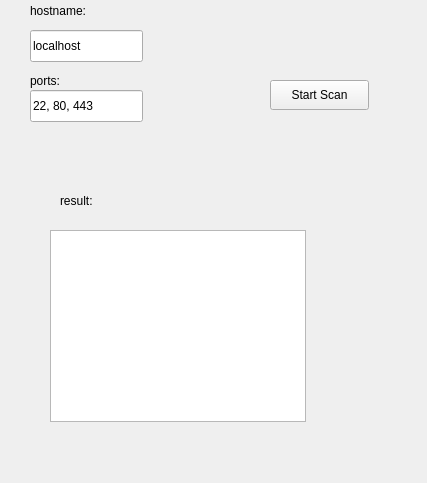
Qt form scanner.ui (kfussiTGU/QScanner) before a commit.
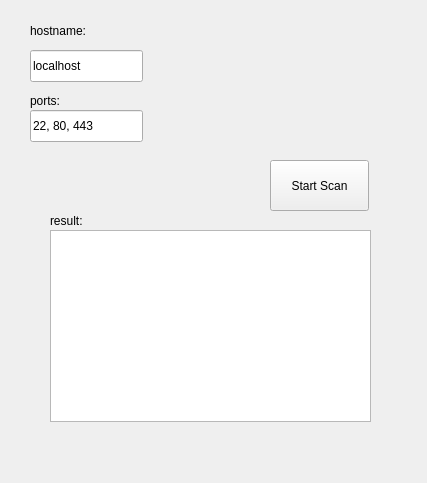
The same form after that commit.

Patch:
```diff
--- a/scanner.ui
+++ b/scanner.ui
@@ -17,7 +17,7 @@
    <property name="geometry">
     <rect>
      <x>30</x>
-     <y>30</y>
+     <y>50</y>
      <width>113</width>
      <height>32</height>
     </rect>
@@ -30,7 +30,7 @@
    <property name="geometry">
     <rect>
      <x>30</x>
-     <y>90</y>
+     <y>110</y>
      <width>113</width>
      <height>32</height>
     </rect>
@@ -43,9 +43,9 @@
    <property name="geometry">
     <rect>
      <x>270</x>
-     <y>80</y>
+     <y>160</y>
      <width>99</width>
-     <height>30</height>
+     <height>51</height>
     </rect>
    </property>
    <property name="text">
@@ -57,7 +57,7 @@
     <rect>
      <x>50</x>
      <y>230</y>
-     <width>256</width>
+     <width>321</width>
      <height>192</height>
     </rect>
    </property>
@@ -66,7 +66,7 @@
    <property name="geometry">
     <rect>
      <x>30</x>
-     <y>0</y>
+     <y>20</y>
      <width>111</width>
      <height>22</height>
     </rect>
@@ -79,7 +79,7 @@
    <property name="geometry">
     <rect>
      <x>30</x>
-     <y>70</y>
+     <y>90</y>
      <width>68</width>
      <height>22</height>
     </rect>
@@ -91,8 +91,8 @@
   <widget class="QLabel" name="label_3">
    <property name="geometry">
     <rect>
-     <x>60</x>
-     <y>190</y>
+     <x>50</x>
+     <y>210</y>
      <width>68</width>
      <height>22</height>
     </rect>
```
